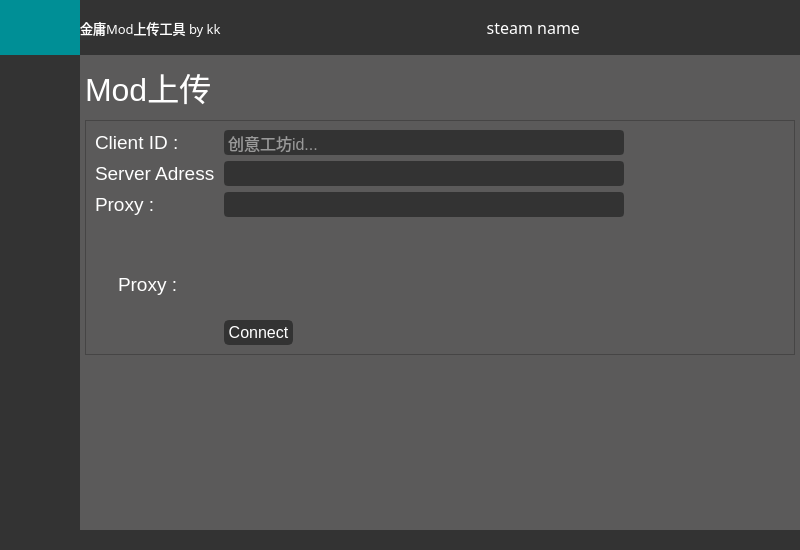
Before: the Qt Designer form mainwindow.ui in 0kk470/modtool_qt, drawn with Qt 5.
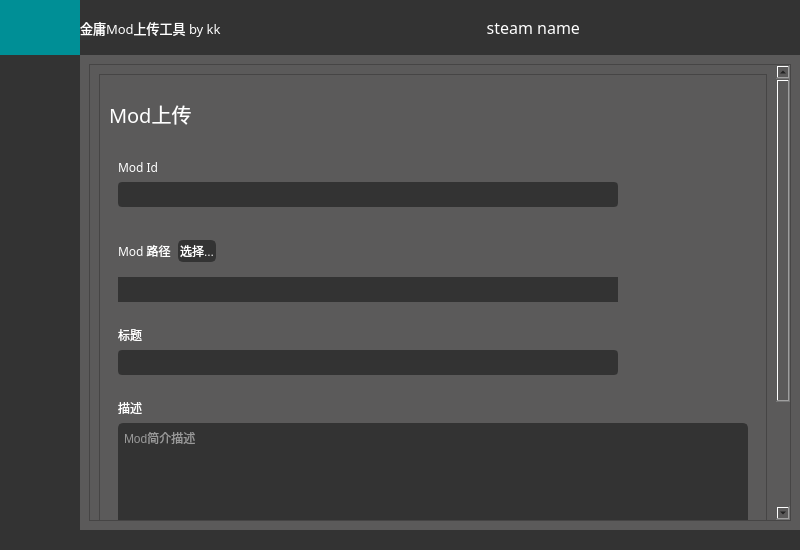
After: the same form once the commit is applied. Icons and pictures are not drawn.

```diff
--- a/mainwindow.ui
+++ b/mainwindow.ui
@@ -1158,55 +1158,50 @@
                 <property name="styleSheet">
                  <string notr="true">background:rgb(91,90,90);</string>
                 </property>
-                <layout class="QVBoxLayout" name="verticalLayout_8">
-                 <property name="spacing">
-                  <number>5</number>
-                 </property>
-                 <property name="leftMargin">
-                  <number>5</number>
-                 </property>
-                 <property name="topMargin">
-                  <number>5</number>
-                 </property>
-                 <property name="rightMargin">
-                  <number>5</number>
-                 </property>
-                 <property name="bottomMargin">
-                  <number>5</number>
-                 </property>
+                <layout class="QHBoxLayout" name="horizontalLayout_16">
                  <item>
-                  <widget class="QLabel" name="lab_cloud_main">
+                  <widget class="QScrollArea" name="scrollArea">
+                   <property name="sizePolicy">
+                    <sizepolicy hsizetype="Expanding" vsizetype="Preferred">
+                     <horstretch>0</horstretch>
+                     <verstretch>0</verstretch>
+                    </sizepolicy>
+                   </property>
+                   <property name="widgetResizable">
+                    <bool>true</bool>
+                   </property>
+                   <widget class="QWidget" name="scrollAreaWidgetContents_2">
+                    <property name="geometry">
+                     <rect>
+                      <x>0</x>
+                      <y>0</y>
+                      <width>683</width>
+                      <height>600</height>
+                     </rect>
+                    </property>
                    <property name="minimumSize">
                     <size>
                      <width>0</width>
-                     <height>55</height>
-                    </size>
-                   </property>
-                   <property name="maximumSize">
-                    <size>
-                     <width>16777215</width>
-                     <height>55</height>
-                    </size>
-                   </property>
-                   <property name="font">
-                    <font>
-                     <family>Segoe UI</family>
-                     <pointsize>24</pointsize>
-                    </font>
-                   </property>
+                      <height>600</height>
+                     </size>
+                    </property>
                    <property name="styleSheet">
-                    <string notr="true">QLabel {
-	color:rgb(255,255,255);
+                     <string notr="true">QScrollBar:vertical {
+	background:rgb(123,123,123);
+    	width:20px;
+    	margin: 0px 0px 0px 0px;
+}
+QScrollBar::handle:vertical {
+    	background:rgb(0,143,170);
+}
+QScrollBar::add-page:vertical {
+ 	background:rgb(51,51,51);
+}
+QScrollBar::sub-page:vertical {
+ 	background:rgb(51,51,51);
 }</string>
                    </property>
-                   <property name="text">
-                    <string>Mod上传</string>
-                   </property>
-                   <property name="textFormat">
-                    <enum>Qt::RichText</enum>
-                   </property>
-                  </widget>
-                 </item>
+                    <layout class="QVBoxLayout" name="verticalLayout_12">
                  <item>
                   <widget class="QFrame" name="frame_2">
                    <property name="enabled">
@@ -1221,7 +1216,7 @@
                    <property name="maximumSize">
                     <size>
                      <width>16777215</width>
-                     <height>235</height>
+                         <height>16777215</height>
                     </size>
                    </property>
                    <property name="font">
@@ -1236,43 +1231,41 @@
                    <property name="frameShadow">
                     <enum>QFrame::Raised</enum>
                    </property>
-                   <widget class="QLabel" name="label_2">
-                    <property name="geometry">
-                     <rect>
-                      <x>10</x>
-                      <y>10</y>
-                      <width>100</width>
-                      <height>25</height>
-                     </rect>
-                    </property>
+                       <layout class="QVBoxLayout" name="verticalLayout_8">
+                        <item>
+                         <widget class="QLabel" name="title_upload">
                     <property name="minimumSize">
                      <size>
-                      <width>100</width>
-                      <height>0</height>
+                            <width>0</width>
+                            <height>60</height>
                      </size>
                     </property>
                     <property name="font">
                      <font>
-                      <family>Segoe UI</family>
-                      <pointsize>14</pointsize>
+                            <family>Arial Black</family>
+                            <pointsize>15</pointsize>
+                            <weight>10</weight>
+                            <italic>false</italic>
+                            <bold>false</bold>
                      </font>
                     </property>
                     <property name="styleSheet">
-                     <string notr="true">color:rgb(255,255,255);</string>
+                           <string notr="true">color:rgb(255,255,255);
+font: 87 15pt &quot;Arial Black&quot;;</string>
                     </property>
                     <property name="text">
-                     <string>Client ID :</string>
-                    </property>
-                   </widget>
-                   <widget class="QLabel" name="label_3">
-                    <property name="geometry">
-                     <rect>
-                      <x>10</x>
-                      <y>41</y>
-                      <width>123</width>
-                      <height>25</height>
-                     </rect>
-                    </property>
+                           <string>Mod上传</string>
+                          </property>
+                         </widget>
+                        </item>
+                        <item>
+                         <widget class="QWidget" name="Input_1" native="true">
+                          <property name="layoutDirection">
+                           <enum>Qt::LeftToRight</enum>
+                          </property>
+                          <layout class="QVBoxLayout" name="verticalLayout_7">
+                           <item>
+                            <widget class="QLabel" name="label_modid">
                     <property name="minimumSize">
                      <size>
                       <width>100</width>
@@ -1281,58 +1274,28 @@
                     </property>
                     <property name="font">
                      <font>
-                      <family>Segoe UI</family>
-                      <pointsize>14</pointsize>
+                               <family>Arial Black</family>
+                               <pointsize>9</pointsize>
+                               <weight>10</weight>
+                               <italic>false</italic>
+                               <bold>false</bold>
                      </font>
                     </property>
                     <property name="styleSheet">
-                     <string notr="true">color:rgb(255,255,255);</string>
+                              <string notr="true">color:rgb(255,255,255);
+font: 87 9pt &quot;Arial Black&quot;;</string>
                     </property>
                     <property name="text">
-                     <string>Server Adress :</string>
-                    </property>
-                   </widget>
-                   <widget class="QLabel" name="label_4">
-                    <property name="geometry">
-                     <rect>
-                      <x>10</x>
-                      <y>72</y>
-                      <width>100</width>
-                      <height>25</height>
-                     </rect>
-                    </property>
+                              <string>Mod Id</string>
+                             </property>
+                            </widget>
+                           </item>
+                           <item>
+                            <widget class="QLineEdit" name="input">
                     <property name="minimumSize">
                      <size>
-                      <width>100</width>
-                      <height>0</height>
-                     </size>
-                    </property>
-                    <property name="font">
-                     <font>
-                      <family>Segoe UI</family>
-                      <pointsize>14</pointsize>
-                     </font>
-                    </property>
-                    <property name="styleSheet">
-                     <string notr="true">color:rgb(255,255,255);</string>
-                    </property>
-                    <property name="text">
-                     <string>Proxy :</string>
-                    </property>
-                   </widget>
-                   <widget class="QLineEdit" name="line_cloud_proxy">
-                    <property name="geometry">
-                     <rect>
-                      <x>139</x>
-                      <y>72</y>
                       <width>400</width>
                       <height>25</height>
-                     </rect>
-                    </property>
-                    <property name="minimumSize">
-                     <size>
-                      <width>400</width>
-                      <height>25</height>
                      </size>
                     </property>
                     <property name="maximumSize">
@@ -1360,127 +1323,99 @@
 	border:2px solid rgb(112,112,112);
 	border-radius:4px;
 	background:rgb(112,112,112);
+}
+
+QLineEdit:focus
+{
+    border: 2px solid #006080;
 }</string>
                     </property>
                    </widget>
-                   <widget class="QLineEdit" name="line_cloud_id">
-                    <property name="enabled">
-                     <bool>true</bool>
-                    </property>
-                    <property name="geometry">
-                     <rect>
-                      <x>139</x>
-                      <y>10</y>
-                      <width>400</width>
-                      <height>25</height>
-                     </rect>
-                    </property>
+                           </item>
+                          </layout>
+                         </widget>
+                        </item>
+                        <item>
+                         <widget class="QWidget" name="Input_2" native="true">
+                          <property name="layoutDirection">
+                           <enum>Qt::LeftToRight</enum>
+                          </property>
+                          <layout class="QVBoxLayout" name="verticalLayout_9">
+                           <item>
+                            <widget class="QWidget" name="file_browser_widget" native="true">
                     <property name="minimumSize">
                      <size>
-                      <width>400</width>
-                      <height>25</height>
+                               <width>0</width>
+                               <height>40</height>
                      </size>
                     </property>
                     <property name="maximumSize">
                      <size>
-                      <width>500</width>
-                      <height>25</height>
-                     </size>
-                    </property>
-                    <property name="font">
-                     <font>
-                      <family>Segoe UI</family>
-                      <pointsize>12</pointsize>
-                     </font>
-                    </property>
-                    <property name="styleSheet">
-                     <string notr="true">QLineEdit {
-	color:rgb(255,255,255);
-	border:2px solid rgb(51,51,51);
-	border-radius:4px;
-	background:rgb(51,51,51);
-}
-
-QLineEdit:disabled {
-	color:rgb(255,255,255);
-	border:2px solid rgb(112,112,112);
-	border-radius:4px;
-	background:rgb(112,112,112);
-}</string>
-                    </property>
-                    <property name="placeholderText">
-                     <string>创意工坊id...</string>
-                    </property>
-                   </widget>
-                   <widget class="QLineEdit" name="line_cloud_adress">
-                    <property name="geometry">
-                     <rect>
-                      <x>139</x>
-                      <y>41</y>
-                      <width>400</width>
-                      <height>25</height>
-                     </rect>
-                    </property>
+                               <width>200</width>
+                               <height>16777215</height>
+                              </size>
+                             </property>
+                             <property name="layoutDirection">
+                              <enum>Qt::LeftToRight</enum>
+                             </property>
+                             <property name="autoFillBackground">
+                              <bool>false</bool>
+                             </property>
+                             <layout class="QHBoxLayout" name="horizontalLayout_18" stretch="0,0,0">
+                              <property name="spacing">
+                               <number>0</number>
+                              </property>
+                              <property name="sizeConstraint">
+                               <enum>QLayout::SetDefaultConstraint</enum>
+                              </property>
+                              <property name="leftMargin">
+                               <number>0</number>
+                              </property>
+                              <item>
+                               <widget class="QLabel" name="file_title">
                     <property name="minimumSize">
                      <size>
-                      <width>400</width>
-                      <height>25</height>
+                                  <width>60</width>
+                                  <height>0</height>
                      </size>
                     </property>
                     <property name="maximumSize">
                      <size>
-                      <width>500</width>
-                      <height>25</height>
+                                  <width>60</width>
+                                  <height>60</height>
                      </size>
                     </property>
                     <property name="font">
                      <font>
-                      <family>Segoe UI</family>
-                      <pointsize>12</pointsize>
+                                  <family>Arial Black</family>
+                                  <pointsize>9</pointsize>
+                                  <weight>10</weight>
+                                  <italic>false</italic>
+                                  <bold>false</bold>
                      </font>
                     </property>
                     <property name="styleSheet">
-                     <string notr="true">QLineEdit {
-	color:rgb(255,255,255);
-	border:2px solid rgb(51,51,51);
-	border-radius:4px;
-	background:rgb(51,51,51);
-}
-
-QLineEdit:disabled {
-	color:rgb(255,255,255);
-	border:2px solid rgb(112,112,112);
-	border-radius:4px;
-	background:rgb(112,112,112);
-}</string>
-                    </property>
-                   </widget>
-                   <widget class="QPushButton" name="bn_cloud_connect">
-                    <property name="geometry">
-                     <rect>
-                      <x>139</x>
-                      <y>200</y>
-                      <width>69</width>
-                      <height>25</height>
-                     </rect>
-                    </property>
-                    <property name="minimumSize">
-                     <size>
-                      <width>69</width>
-                      <height>25</height>
-                     </size>
-                    </property>
-                    <property name="maximumSize">
-                     <size>
-                      <width>69</width>
-                      <height>25</height>
-                     </size>
-                    </property>
-                    <property name="font">
-                     <font>
-                      <family>Segoe UI</family>
-                      <pointsize>12</pointsize>
-                     </font>
+                                 <string notr="true">color:rgb(255,255,255);
+font: 87 9pt &quot;Arial Black&quot;;</string>
+                                </property>
+                                <property name="text">
+                                 <string>&lt;html&gt;&lt;head/&gt;&lt;body&gt;&lt;p&gt;Mod 路径&lt;/p&gt;&lt;/body&gt;&lt;/html&gt;</string>
+                                </property>
+                                <property name="textFormat">
+                                 <enum>Qt::AutoText</enum>
+                                </property>
+                                <property name="alignment">
+                                 <set>Qt::AlignLeading|Qt::AlignLeft|Qt::AlignVCenter</set>
+                                </property>
+                               </widget>
+                              </item>
+                              <item>
+                               <widget class="QPushButton" name="browser_btn">
+                                <property name="sizePolicy">
+                                 <sizepolicy hsizetype="Maximum" vsizetype="Preferred">
+                                  <horstretch>0</horstretch>
+                                  <verstretch>0</verstretch>
+                                 </sizepolicy>
                     </property>
                     <property name="styleSheet">
                      <string notr="true">QPushButton {
@@ -1505,39 +1440,202 @@
 }</string>
                     </property>
                     <property name="text">
-                     <string>Connect</string>
-                    </property>
-                   </widget>
-                   <widget class="QLabel" name="label_5">
-                    <property name="geometry">
-                     <rect>
-                      <x>33</x>
-                      <y>152</y>
-                      <width>100</width>
+                                 <string>选择...</string>
+                                </property>
+                               </widget>
+                              </item>
+                              <item>
+                               <spacer name="horizontalSpacer">
+                                <property name="orientation">
+                                 <enum>Qt::Horizontal</enum>
+                                </property>
+                                <property name="sizeHint" stdset="0">
+                                 <size>
+                                  <width>40</width>
+                                  <height>20</height>
+                                 </size>
+                                </property>
+                               </spacer>
+                              </item>
+                             </layout>
+                            </widget>
+                           </item>
+                           <item>
+                            <widget class="QLabel" name="file_path">
+                             <property name="minimumSize">
+                              <size>
+                               <width>400</width>
                       <height>25</height>
-                     </rect>
-                    </property>
+                              </size>
+                             </property>
+                             <property name="maximumSize">
+                              <size>
+                               <width>500</width>
+                               <height>25</height>
+                              </size>
+                             </property>
+                             <property name="font">
+                              <font>
+                               <family>Arial Black</family>
+                               <pointsize>9</pointsize>
+                               <weight>10</weight>
+                               <italic>false</italic>
+                               <bold>false</bold>
+                              </font>
+                             </property>
+                             <property name="styleSheet">
+                              <string notr="true">color:rgb(255,255,255);
+font: 87 9pt &quot;Arial Black&quot;;
+background-color: rgb(51,51,51);</string>
+                             </property>
+                             <property name="text">
+                              <string/>
+                             </property>
+                             <property name="textFormat">
+                              <enum>Qt::AutoText</enum>
+                             </property>
+                            </widget>
+                           </item>
+                          </layout>
+                         </widget>
+                        </item>
+                        <item>
+                         <widget class="QWidget" name="Input_3" native="true">
+                          <property name="layoutDirection">
+                           <enum>Qt::LeftToRight</enum>
+                          </property>
+                          <layout class="QVBoxLayout" name="verticalLayout_10">
+                           <item>
+                            <widget class="QLabel" name="label_modName">
                     <property name="minimumSize">
                      <size>
                       <width>100</width>
                       <height>0</height>
+                              </size>
+                             </property>
+                             <property name="font">
+                              <font>
+                               <family>Arial Black</family>
+                               <pointsize>9</pointsize>
+                               <weight>10</weight>
+                               <italic>false</italic>
+                               <bold>false</bold>
+                              </font>
+                             </property>
+                             <property name="styleSheet">
+                              <string notr="true">color:rgb(255,255,255);
+font: 87 9pt &quot;Arial Black&quot;;</string>
+                             </property>
+                             <property name="text">
+                              <string>标题</string>
+                             </property>
+                            </widget>
+                           </item>
+                           <item>
+                            <widget class="QLineEdit" name="input_3">
+                             <property name="minimumSize">
+                              <size>
+                               <width>400</width>
+                               <height>25</height>
+                              </size>
+                             </property>
+                             <property name="maximumSize">
+                              <size>
+                               <width>500</width>
+                               <height>25</height>
                      </size>
                     </property>
                     <property name="font">
                      <font>
                       <family>Segoe UI</family>
-                      <pointsize>14</pointsize>
+                               <pointsize>12</pointsize>
                      </font>
                     </property>
                     <property name="styleSheet">
-                     <string notr="true">color:rgb(255,255,255);</string>
+                              <string notr="true">QLineEdit {
+	color:rgb(255,255,255);
+	border:2px solid rgb(51,51,51);
+	border-radius:4px;
+	background:rgb(51,51,51);
+}
+
+QLineEdit:disabled {
+	color:rgb(255,255,255);
+	border:2px solid rgb(112,112,112);
+	border-radius:4px;
+	background:rgb(112,112,112);
+}
+
+QLineEdit:focus
+{
+    border: 2px solid #006080;
+}</string>
+                             </property>
+                            </widget>
+                           </item>
+                          </layout>
+                         </widget>
+                        </item>
+                        <item>
+                         <widget class="QWidget" name="Input_4" native="true">
+                          <property name="layoutDirection">
+                           <enum>Qt::LeftToRight</enum>
+                          </property>
+                          <layout class="QVBoxLayout" name="verticalLayout_11">
+                           <item>
+                            <widget class="QLabel" name="label_des">
+                             <property name="minimumSize">
+                              <size>
+                               <width>100</width>
+                               <height>0</height>
+                              </size>
+                             </property>
+                             <property name="font">
+                              <font>
+                               <family>Arial Black</family>
+                               <pointsize>9</pointsize>
+                               <weight>10</weight>
+                               <italic>false</italic>
+                               <bold>false</bold>
+                              </font>
+                             </property>
+                             <property name="styleSheet">
+                              <string notr="true">color:rgb(255,255,255);
+font: 87 9pt &quot;Arial Black&quot;;</string>
                     </property>
                     <property name="text">
-                     <string>Proxy :</string>
-                    </property>
-                   </widget>
-                  </widget>
-                 </item>
+                              <string>描述</string>
+                             </property>
+                            </widget>
+                           </item>
+                           <item>
+                            <widget class="QTextEdit" name="textEdit">
+                             <property name="minimumSize">
+                              <size>
+                               <width>0</width>
+                               <height>600</height>
+                              </size>
+                             </property>
+                             <property name="styleSheet">
+                              <string notr="true">QTextEdit{
+	border: 2px solid rgb(51,51,51);
+	border-radius: 5px;	
+	color:rgb(255,255,255);
+	background-color: rgb(51,51,51);
+}
+QTextEdit:focus
+{
+    border: 2px solid #006080;
+}</string>
+                             </property>
+                             <property name="placeholderText">
+                              <string>Mod简介描述</string>
+                             </property>
+                            </widget>
+                           </item>
+                          </layout>
+                         </widget>
+                        </item>
                  <item>
                   <spacer name="verticalSpacer_2">
                    <property name="orientation">
@@ -1546,10 +1644,24 @@
                    <property name="sizeHint" stdset="0">
                     <size>
                      <width>20</width>
-                     <height>162</height>
+                            <height>117</height>
                     </size>
                    </property>
                   </spacer>
+                        </item>
+                       </layout>
+                      </widget>
+                     </item>
+                     <item>
+                      <widget class="QWidget" name="widget" native="true">
+                       <property name="autoFillBackground">
+                        <bool>false</bool>
+                       </property>
+                      </widget>
+                     </item>
+                    </layout>
+                   </widget>
+                  </widget>
                  </item>
                 </layout>
                </widget>
```
Left out of the diff: 2 changed lines with no effect on the pictures. Lines whose indentation alone changed are shown as unchanged.
